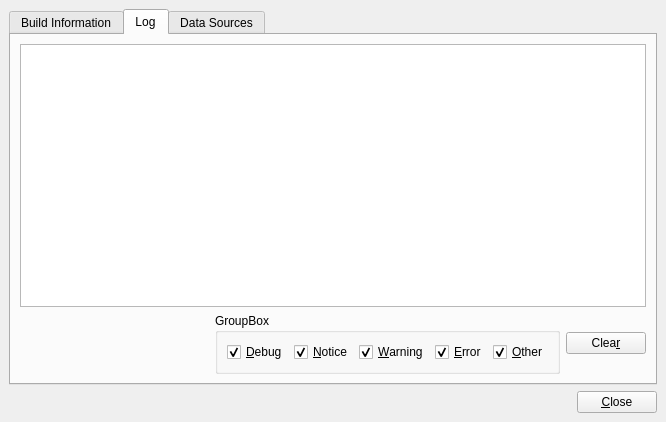
Kst-plot/kst, file src/libkstapp/debugdialog.ui: the form before one commit.
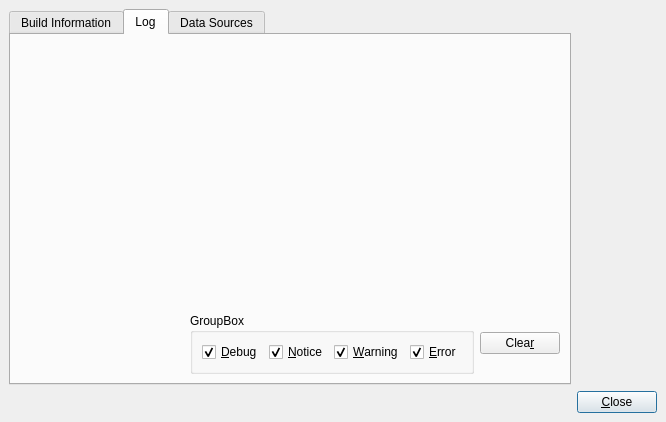
The form after the commit. The open tabs and pages were chosen to show the change.

```diff
--- a/src/libkstapp/debugdialog.ui
+++ b/src/libkstapp/debugdialog.ui
@@ -19,7 +19,30 @@
    <property name="spacing" >
     <number>6</number>
    </property>
-   <item row="0" column="0" colspan="2" >
+   <item row="2" column="0" >
+    <spacer>
+     <property name="orientation" >
+      <enum>Qt::Horizontal</enum>
+     </property>
+     <property name="sizeType" >
+      <enum>QSizePolicy::Expanding</enum>
+     </property>
+     <property name="sizeHint" stdset="0" >
+      <size>
+       <width>421</width>
+       <height>20</height>
+      </size>
+     </property>
+    </spacer>
+   </item>
+   <item row="2" column="1" >
+    <widget class="QPushButton" name="_close" >
+     <property name="text" >
+      <string>&amp;Close</string>
+     </property>
+    </widget>
+   </item>
+   <item row="1" column="0" >
     <widget class="QTabWidget" name="_tabs" >
      <property name="currentIndex" >
       <number>1</number>
@@ -105,7 +128,7 @@
          <property name="orientation" >
           <enum>Qt::Horizontal</enum>
          </property>
-         <property name="sizeHint" >
+         <property name="sizeHint" stdset="0" >
           <size>
            <width>221</width>
            <height>20</height>
@@ -113,9 +136,6 @@
          </property>
         </spacer>
        </item>
-       <item row="0" column="0" colspan="3" >
-        <widget class="QTextBrowser" name="_log" />
-       </item>
        <item row="1" column="1" >
         <widget class="QGroupBox" name="groupBox" >
          <property name="title" >
@@ -128,16 +148,6 @@
           <property name="spacing" >
            <number>6</number>
           </property>
-          <item row="0" column="4" >
-           <widget class="QCheckBox" name="_showOther" >
-            <property name="text" >
-             <string>&amp;Other</string>
-            </property>
-            <property name="checked" >
-             <bool>true</bool>
-            </property>
-           </widget>
-          </item>
           <item row="0" column="1" >
            <widget class="QCheckBox" name="_showNotice" >
             <property name="text" >
@@ -188,6 +198,19 @@
          </property>
         </widget>
        </item>
+       <item row="0" column="1" >
+        <spacer name="verticalSpacer" >
+         <property name="orientation" >
+          <enum>Qt::Vertical</enum>
+         </property>
+         <property name="sizeHint" stdset="0" >
+          <size>
+           <width>20</width>
+           <height>40</height>
+          </size>
+         </property>
+        </spacer>
+       </item>
       </layout>
      </widget>
      <widget class="QWidget" name="tab" >
@@ -212,29 +235,6 @@
      </widget>
     </widget>
    </item>
-   <item row="1" column="0" >
-    <spacer>
-     <property name="orientation" >
-      <enum>Qt::Horizontal</enum>
-     </property>
-     <property name="sizeType" >
-      <enum>QSizePolicy::Expanding</enum>
-     </property>
-     <property name="sizeHint" >
-      <size>
-       <width>421</width>
-       <height>20</height>
-      </size>
-     </property>
-    </spacer>
-   </item>
-   <item row="1" column="1" >
-    <widget class="QPushButton" name="_close" >
-     <property name="text" >
-      <string>&amp;Close</string>
-     </property>
-    </widget>
-   </item>
   </layout>
  </widget>
  <layoutdefault spacing="6" margin="11" />
```
Left out of the diff: 23 changed lines with no effect on the pictures.
